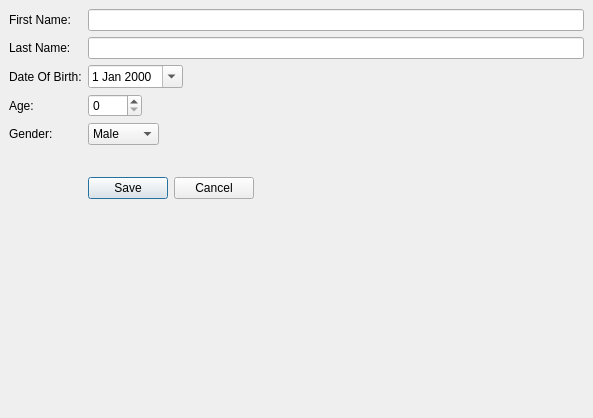
Wolframe/qtClient, file qt/forms/form1.ui: the form before one commit.
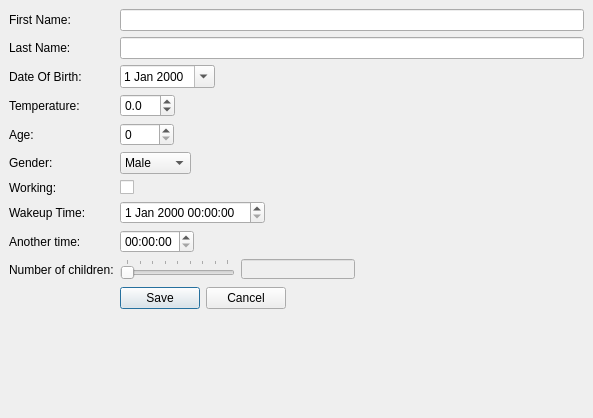
The form after the commit.

Commit message: some more form elements in qtclient

The edit to the form file:
```diff
--- a/qt/forms/form1.ui
+++ b/qt/forms/form1.ui
@@ -60,14 +60,14 @@
        </property>
       </widget>
      </item>
-     <item row="2" column="0">
+     <item row="3" column="0">
       <widget class="QLabel" name="label_birthDate">
        <property name="text">
         <string>Date Of Birth:</string>
        </property>
       </widget>
      </item>
-     <item row="2" column="1">
+     <item row="3" column="1">
       <widget class="QDateEdit" name="birthDate">
        <property name="date">
         <date>
@@ -82,13 +82,59 @@
       </widget>
      </item>
      <item row="4" column="0">
+      <widget class="QLabel" name="label_temperature">
+       <property name="text">
+        <string>Temperature:</string>
+       </property>
+      </widget>
+     </item>
+     <item row="4" column="1">
+      <widget class="QDoubleSpinBox" name="temperature">
+       <property name="decimals">
+        <number>1</number>
+       </property>
+       <property name="minimum">
+        <double>-50.000000000000000</double>
+       </property>
+       <property name="maximum">
+        <double>60.000000000000000</double>
+       </property>
+       <property name="value">
+        <double>0.000000000000000</double>
+       </property>
+      </widget>
+     </item>
+     <item row="5" column="0">
+      <widget class="QLabel" name="label_age">
+       <property name="text">
+        <string>Age:</string>
+       </property>
+      </widget>
+     </item>
+     <item row="5" column="1">
+      <widget class="QSpinBox" name="age">
+       <property name="minimumSize">
+        <size>
+         <width>54</width>
+         <height>0</height>
+        </size>
+       </property>
+       <property name="maximumSize">
+        <size>
+         <width>54</width>
+         <height>16777215</height>
+        </size>
+       </property>
+      </widget>
+     </item>
+     <item row="6" column="0">
       <widget class="QLabel" name="label_gender">
        <property name="text">
         <string>Gender:</string>
        </property>
       </widget>
      </item>
-     <item row="4" column="1">
+     <item row="6" column="1">
       <widget class="QComboBox" name="gender">
        <item>
         <property name="text">
@@ -102,7 +148,97 @@
        </item>
       </widget>
      </item>
-     <item row="5" column="0">
+     <item row="7" column="0">
+      <widget class="QLabel" name="label_working">
+       <property name="text">
+        <string>Working:</string>
+       </property>
+      </widget>
+     </item>
+     <item row="7" column="1">
+      <widget class="QCheckBox" name="working"/>
+     </item>
+     <item row="8" column="0">
+      <widget class="QLabel" name="label_wakeupTime">
+       <property name="text">
+        <string>Wakeup Time:</string>
+       </property>
+      </widget>
+     </item>
+     <item row="8" column="1">
+      <widget class="QDateTimeEdit" name="wakeupTime"/>
+     </item>
+     <item row="9" column="0">
+      <widget class="QLabel" name="label_anotherTime">
+       <property name="text">
+        <string>Another time:</string>
+       </property>
+      </widget>
+     </item>
+     <item row="9" column="1">
+      <widget class="QTimeEdit" name="anotherTime"/>
+     </item>
+     <item row="11" column="0">
+      <widget class="QLabel" name="label_nofChildren">
+       <property name="text">
+        <string>Number of children:</string>
+       </property>
+      </widget>
+     </item>
+     <item row="11" column="1">
+      <layout class="QGridLayout" name="childrenLayout">
+       <item row="0" column="0">
+        <widget class="QSlider" name="nofChildren">
+         <property name="maximum">
+          <number>8</number>
+         </property>
+         <property name="orientation">
+          <enum>Qt::Horizontal</enum>
+         </property>
+         <property name="tickPosition">
+          <enum>QSlider::TicksAbove</enum>
+         </property>
+        </widget>
+       </item>
+       <item row="0" column="1">
+        <widget class="QLineEdit" name="lineEdit">
+         <property name="enabled">
+          <bool>false</bool>
+         </property>
+         <property name="readOnly">
+          <bool>true</bool>
+         </property>
+        </widget>
+       </item>
+       <item row="0" column="2">
+        <spacer name="horizontalSpacer">
+         <property name="orientation">
+          <enum>Qt::Horizontal</enum>
+         </property>
+         <property name="sizeHint" stdset="0">
+          <size>
+           <width>0</width>
+           <height>0</height>
+          </size>
+         </property>
+        </spacer>
+       </item>
+       <item row="0" column="3">
+        <spacer name="horizontalSpacer">
+         <property name="orientation">
+          <enum>Qt::Horizontal</enum>
+         </property>
+         <property name="sizeHint" stdset="0">
+          <size>
+           <width>0</width>
+           <height>0</height>
+          </size>
+         </property>
+        </spacer>
+       </item>
+      </layout>
+     </item>
+     <item row="13" column="0">
       <spacer name="horizontalSpacer">
        <property name="orientation">
         <enum>Qt::Horizontal</enum>
@@ -115,7 +251,7 @@
        </property>
       </spacer>
      </item>
-     <item row="6" column="1">
+     <item row="13" column="1">
       <widget class="QDialogButtonBox" name="buttons">
        <property name="sizePolicy">
         <sizepolicy hsizetype="Fixed" vsizetype="Fixed">
@@ -128,29 +264,6 @@
        </property>
       </widget>
      </item>
-     <item row="3" column="0">
-      <widget class="QLabel" name="label_age">
-       <property name="text">
-        <string>Age:</string>
-       </property>
-      </widget>
-     </item>
-     <item row="3" column="1">
-      <widget class="QSpinBox" name="age">
-       <property name="minimumSize">
-        <size>
-         <width>54</width>
-         <height>0</height>
-        </size>
-       </property>
-       <property name="maximumSize">
-        <size>
-         <width>54</width>
-         <height>16777215</height>
-        </size>
-       </property>
-      </widget>
-     </item>
     </layout>
    </item>
   </layout>
```
The commit also changes 4 other files.
